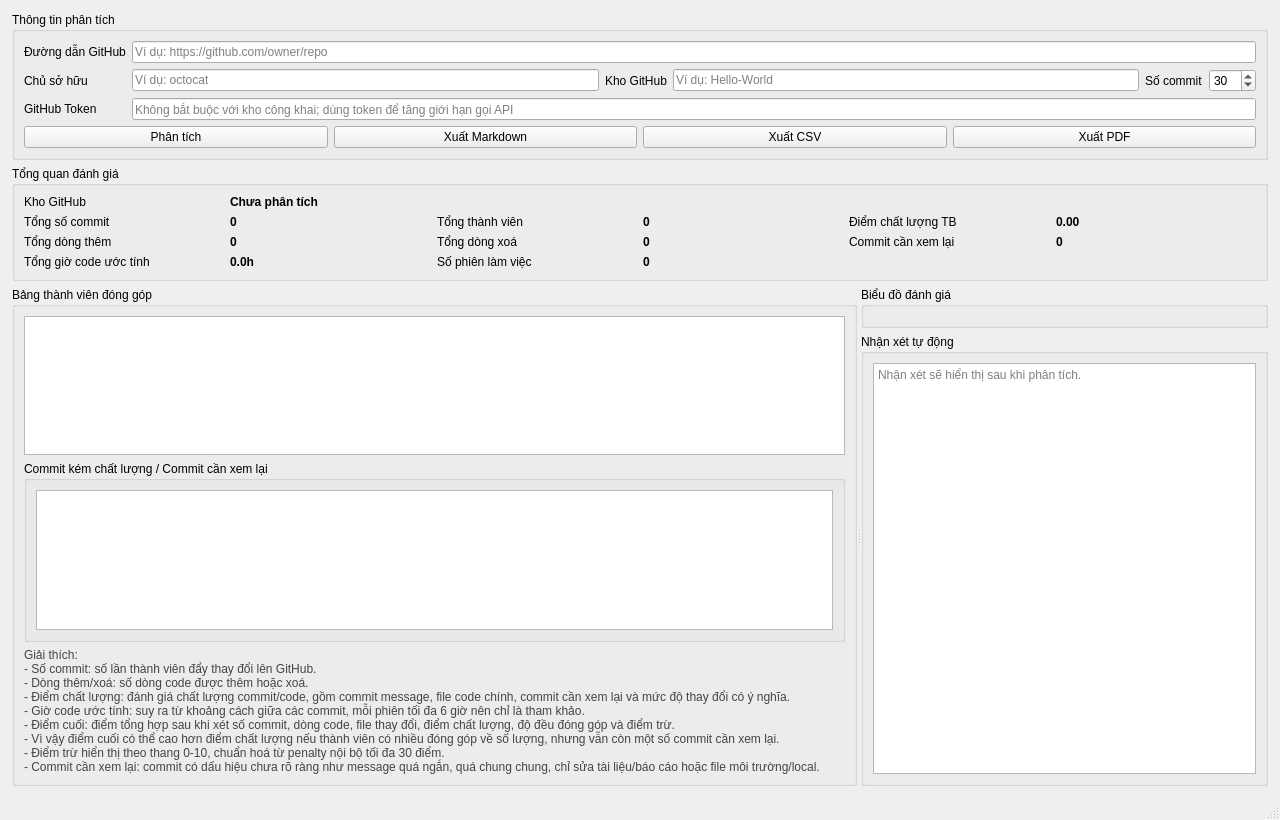
Qt form main_window.ui (cuonghuhuu/he-thong-danh-gia-dong-gop-github-bang-AI) before a commit.
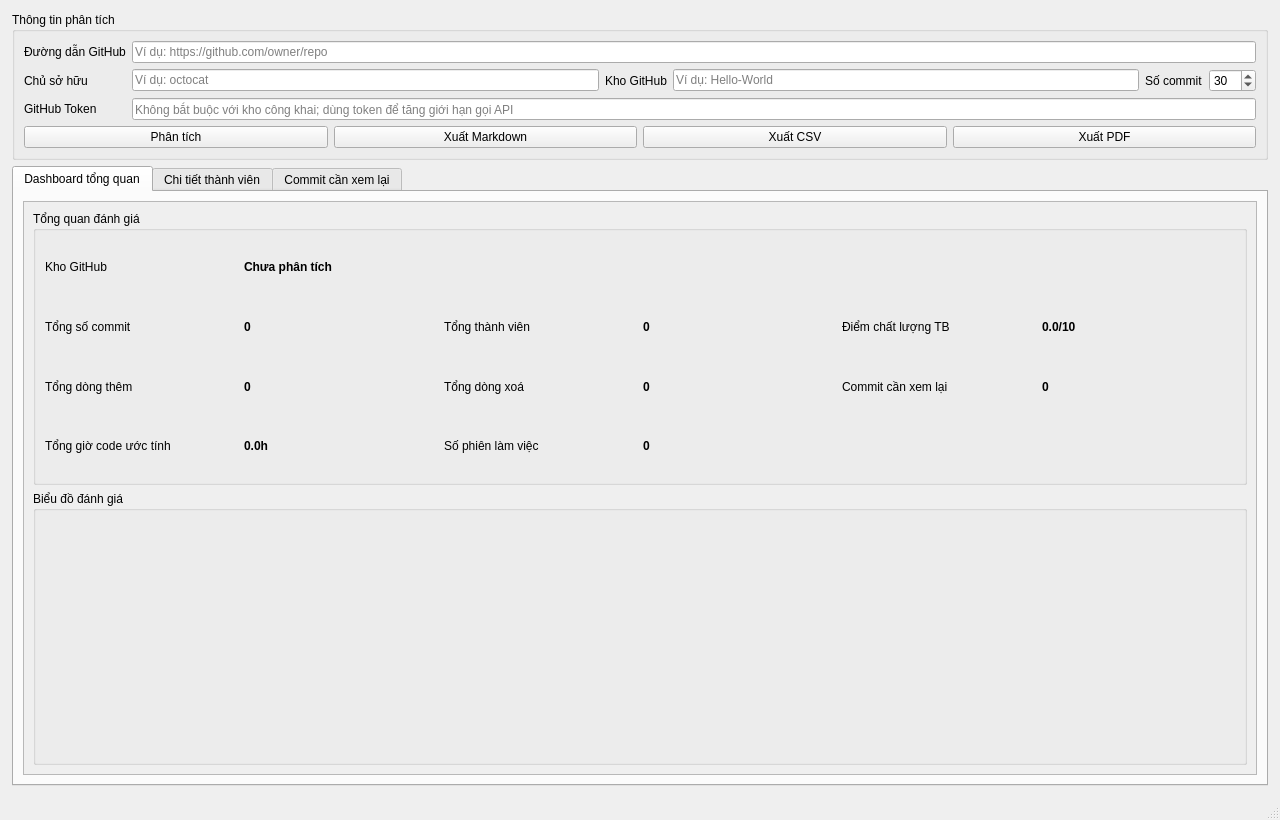
The same form after that commit.

Commit message: Split evaluation dashboard into organized tabs

What changed in the file:
```diff
--- a/main_window.ui
+++ b/main_window.ui
@@ -157,6 +157,31 @@
      </widget>
     </item>
     <item>
+     <widget class="QTabWidget" name="dashboardTabWidget">
+      <property name="currentIndex">
+       <number>0</number>
+      </property>
+      <widget class="QWidget" name="dashboardTab">
+       <attribute name="title">
+        <string>Dashboard tổng quan</string>
+       </attribute>
+       <layout class="QVBoxLayout" name="dashboardTabLayout">
+        <item>
+         <widget class="QScrollArea" name="dashboardScrollArea">
+          <property name="widgetResizable">
+           <bool>true</bool>
+          </property>
+          <widget class="QWidget" name="dashboardScrollContent">
+           <property name="geometry">
+            <rect>
+             <x>0</x>
+             <y>0</y>
+             <width>1232</width>
+             <height>800</height>
+            </rect>
+           </property>
+           <layout class="QVBoxLayout" name="dashboardScrollLayout">
+            <item>
      <widget class="QGroupBox" name="overviewGroupBox">
       <property name="title">
        <string>Tổng quan đánh giá</string>
@@ -226,7 +251,7 @@
           <string notr="true">font-weight: 600;</string>
          </property>
          <property name="text">
-          <string>0.00</string>
+                  <string>0.0/10</string>
          </property>
         </widget>
        </item>
@@ -319,18 +344,69 @@
      </widget>
     </item>
     <item>
-     <widget class="QSplitter" name="contentSplitter">
-      <property name="orientation">
-       <enum>Qt::Horizontal</enum>
-      </property>
+             <widget class="QGroupBox" name="chartGroupBox">
+              <property name="minimumHeight">
+               <number>680</number>
+              </property>
+              <property name="title">
+               <string>Biểu đồ đánh giá</string>
+              </property>
+              <layout class="QVBoxLayout" name="chartContainerLayout"/>
+             </widget>
+            </item>
+           </layout>
+          </widget>
+         </widget>
+        </item>
+       </layout>
+      </widget>
+      <widget class="QWidget" name="memberDetailTab">
+       <attribute name="title">
+        <string>Chi tiết thành viên</string>
+       </attribute>
+       <layout class="QVBoxLayout" name="memberDetailTabLayout">
+        <item>
       <widget class="QGroupBox" name="contributorGroupBox">
        <property name="title">
         <string>Bảng thành viên đóng góp</string>
        </property>
        <layout class="QVBoxLayout" name="contributorLayout">
         <item>
-         <widget class="QTableWidget" name="contributorTable"/>
-        </item>
+            <widget class="QTableWidget" name="contributorTable">
+             <property name="minimumHeight">
+              <number>360</number>
+             </property>
+            </widget>
+           </item>
+          </layout>
+         </widget>
+        </item>
+        <item>
+         <widget class="QGroupBox" name="aiGroupBox">
+          <property name="title">
+           <string>Nhận xét AI</string>
+          </property>
+          <layout class="QVBoxLayout" name="aiLayout">
+           <item>
+            <widget class="QTextEdit" name="aiTextEdit">
+             <property name="minimumHeight">
+              <number>180</number>
+             </property>
+             <property name="placeholderText">
+              <string>Nhận xét tổng quan và nhận xét contributor nổi bật sẽ hiển thị sau khi phân tích.</string>
+             </property>
+            </widget>
+           </item>
+          </layout>
+         </widget>
+        </item>
+       </layout>
+      </widget>
+      <widget class="QWidget" name="commitReviewTab">
+       <attribute name="title">
+        <string>Commit cần xem lại</string>
+       </attribute>
+       <layout class="QVBoxLayout" name="commitReviewTabLayout">
         <item>
          <widget class="QGroupBox" name="suspiciousCommitGroupBox">
           <property name="title">
@@ -340,62 +416,31 @@
            <item>
             <widget class="QTableWidget" name="suspiciousCommitTable">
              <property name="minimumHeight">
-              <number>165</number>
+              <number>420</number>
              </property>
             </widget>
            </item>
           </layout>
          </widget>
         </item>
+        <item>
+         <widget class="QGroupBox" name="commitReviewExplanationGroupBox">
+          <property name="title">
+           <string>Giải thích</string>
+          </property>
+          <layout class="QVBoxLayout" name="commitReviewExplanationLayout">
         <item>
          <widget class="QLabel" name="explanationLabel">
           <property name="styleSheet">
-           <string notr="true">color: #444; line-height: 1.3;</string>
+              <string notr="true">color: #444; line-height: 1.35;</string>
           </property>
           <property name="text">
-           <string>Giải thích:
-- Số commit: số lần thành viên đẩy thay đổi lên GitHub.
-- Dòng thêm/xoá: số dòng code được thêm hoặc xoá.
-- Điểm chất lượng: đánh giá chất lượng commit/code, gồm commit message, file code chính, commit cần xem lại và mức độ thay đổi có ý nghĩa.
-- Giờ code ước tính: suy ra từ khoảng cách giữa các commit, mỗi phiên tối đa 6 giờ nên chỉ là tham khảo.
-- Điểm cuối: điểm tổng hợp sau khi xét số commit, dòng code, file thay đổi, điểm chất lượng, độ đều đóng góp và điểm trừ.
-- Vì vậy điểm cuối có thể cao hơn điểm chất lượng nếu thành viên có nhiều đóng góp về số lượng, nhưng vẫn còn một số commit cần xem lại.
-- Điểm trừ hiển thị theo thang 0-10, chuẩn hoá từ penalty nội bộ tối đa 30 điểm.
-- Commit cần xem lại: commit có dấu hiệu chưa rõ ràng như message quá ngắn, quá chung chung, chỉ sửa tài liệu/báo cáo hoặc file môi trường/local.</string>
+              <string>Commit cần xem lại là commit có dấu hiệu chưa rõ ràng như message quá ngắn, sửa file tự động, sửa báo cáo/tài liệu quá nhiều hoặc thay đổi quá nhỏ.
+
+Đây là gợi ý để người dùng kiểm tra lại, không phải kết luận tuyệt đối.</string>
           </property>
           <property name="wordWrap">
            <bool>true</bool>
-          </property>
-         </widget>
-        </item>
-       </layout>
-      </widget>
-      <widget class="QWidget" name="rightPanel">
-       <layout class="QVBoxLayout" name="rightPanelLayout">
-        <item>
-         <widget class="QGroupBox" name="chartGroupBox">
-          <property name="minimumHeight">
-           <number>560</number>
-          </property>
-          <property name="title">
-           <string>Biểu đồ đánh giá</string>
-          </property>
-          <layout class="QVBoxLayout" name="chartContainerLayout"/>
-         </widget>
-        </item>
-        <item>
-         <widget class="QGroupBox" name="aiGroupBox">
-          <property name="title">
-           <string>Nhận xét tự động</string>
-          </property>
-          <layout class="QVBoxLayout" name="aiLayout">
-           <item>
-            <widget class="QTextEdit" name="aiTextEdit">
-             <property name="minimumHeight">
-              <number>130</number>
-             </property>
-             <property name="placeholderText">
-              <string>Nhận xét sẽ hiển thị sau khi phân tích.</string>
              </property>
             </widget>
            </item>
```
Lines whose indentation alone changed are shown as unchanged. The commit also changes 3 other files.
